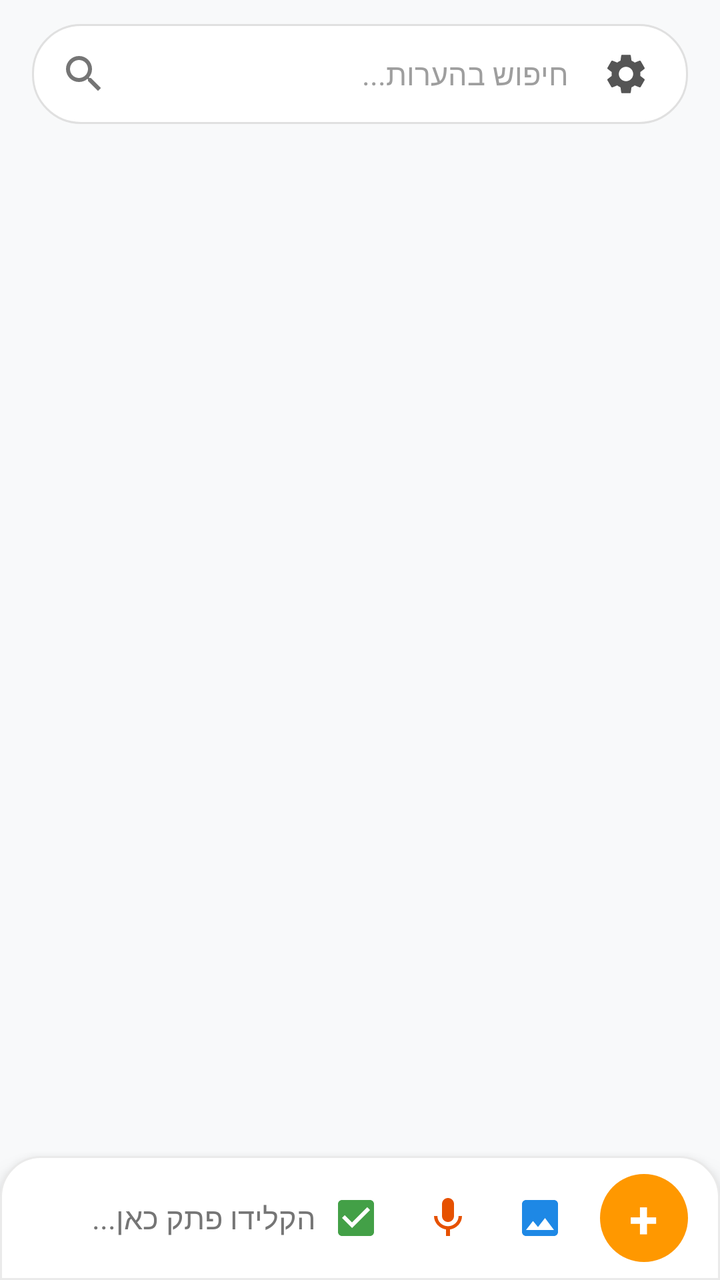
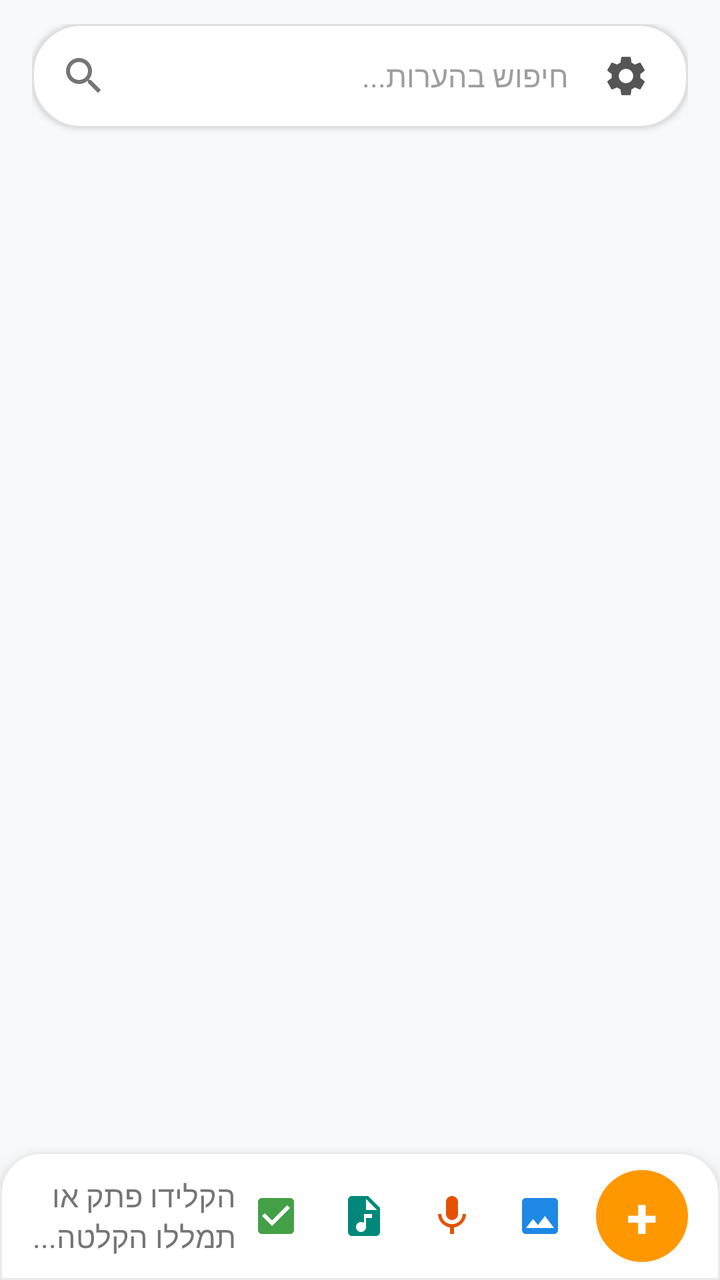

An Android layout rendered at two revisions. The XML below is the earlier revision; the diff shows what the commit changed to produce the second picture.
<!-- AndroidManifest.xml: application theme android:Theme.Material.Light.NoActionBar -->
<!-- res/layout/activity_main.xml -->
<RelativeLayout xmlns:android="http://schemas.android.com/apk/res/android"
    android:layout_width="match_parent"
    android:layout_height="match_parent"
    android:background="@color/bg_main">

    
    <LinearLayout
        android:id="@+id/header_container"
        android:layout_width="match_parent"
        android:layout_height="wrap_content"
        android:orientation="vertical"
        android:paddingStart="16dp"
        android:paddingTop="12dp"
        android:paddingEnd="16dp"
        android:paddingBottom="4dp">

        
        <LinearLayout
            android:layout_width="match_parent"
            android:layout_height="50dp"
            android:background="@drawable/bg_search"
            android:gravity="center_vertical"
            android:orientation="horizontal"
            android:paddingStart="14dp"
            android:paddingEnd="12dp">

            <ImageView
                android:layout_width="24dp"
                android:layout_height="24dp"
                android:contentDescription="@string/search_hint"
                android:src="@drawable/ic_search" />

            <EditText
                android:id="@+id/edit_search"
                android:layout_width="0dp"
                android:layout_height="match_parent"
                android:layout_weight="1"
                android:background="@null"
                android:hint="@string/search_hint"
                android:imeOptions="actionSearch"
                android:inputType="text"
                android:paddingStart="10dp"
                android:paddingEnd="10dp"
                android:textColor="#212121"
                android:textColorHint="#9E9E9E"
                android:textSize="15sp" />

            <ImageView
                android:id="@+id/btn_settings"
                android:layout_width="38dp"
                android:layout_height="38dp"
                android:background="?android:attr/selectableItemBackgroundBorderless"
                android:contentDescription="@string/settings"
                android:padding="7dp"
                android:src="@drawable/ic_settings" />
        </LinearLayout>

        
        <HorizontalScrollView
            android:layout_width="match_parent"
            android:layout_height="wrap_content"
            android:layout_marginTop="10dp"
            android:scrollbars="none">

            <LinearLayout
                android:id="@+id/folder_chips_container"
                android:layout_width="wrap_content"
                android:layout_height="wrap_content"
                android:orientation="horizontal"
                android:paddingBottom="4dp" />
        </HorizontalScrollView>
    </LinearLayout>

    
    <ScrollView
        android:id="@+id/scroll_notes"
        android:layout_width="match_parent"
        android:layout_height="match_parent"
        android:layout_above="@+id/bottom_action_bar"
        android:layout_below="@+id/header_container"
        android:clipToPadding="false"
        android:paddingStart="12dp"
        android:paddingTop="6dp"
        android:paddingEnd="12dp"
        android:paddingBottom="20dp">

        <LinearLayout
            android:layout_width="match_parent"
            android:layout_height="wrap_content"
            android:orientation="vertical">

            
            <TextView
                android:id="@+id/tv_pinned_header"
                android:layout_width="match_parent"
                android:layout_height="wrap_content"
                android:layout_marginStart="8dp"
                android:layout_marginTop="8dp"
                android:layout_marginBottom="6dp"
                android:text="@string/pinned_notes"
                android:textColor="@color/primary_dark"
                android:textSize="13sp"
                android:textStyle="bold"
                android:visibility="gone" />

            
            <LinearLayout
                android:id="@+id/pinned_notes_container"
                android:layout_width="match_parent"
                android:layout_height="wrap_content"
                android:orientation="vertical" />

            
            <TextView
                android:id="@+id/tv_other_header"
                android:layout_width="match_parent"
                android:layout_height="wrap_content"
                android:layout_marginStart="8dp"
                android:layout_marginTop="12dp"
                android:layout_marginBottom="6dp"
                android:text="@string/other_notes"
                android:textColor="#757575"
                android:textSize="13sp"
                android:textStyle="bold"
                android:visibility="gone" />

            
            <LinearLayout
                android:id="@+id/other_notes_container"
                android:layout_width="match_parent"
                android:layout_height="wrap_content"
                android:orientation="vertical" />

            
            <LinearLayout
                android:id="@+id/empty_state_view"
                android:layout_width="match_parent"
                android:layout_height="300dp"
                android:gravity="center"
                android:orientation="vertical"
                android:visibility="gone">

                <ImageView
                    android:layout_width="64dp"
                    android:layout_height="64dp"
                    android:alpha="0.4"
                    android:src="@drawable/ic_launcher" />

                <TextView
                    android:layout_width="wrap_content"
                    android:layout_height="wrap_content"
                    android:layout_marginTop="16dp"
                    android:text="@string/empty_notes_title"
                    android:textColor="#424242"
                    android:textSize="18sp"
                    android:textStyle="bold" />

                <TextView
                    android:layout_width="wrap_content"
                    android:layout_height="wrap_content"
                    android:layout_marginTop="6dp"
                    android:gravity="center"
                    android:paddingStart="32dp"
                    android:paddingEnd="32dp"
                    android:text="@string/empty_notes_subtitle"
                    android:textColor="#9E9E9E"
                    android:textSize="14sp" />
            </LinearLayout>

        </LinearLayout>
    </ScrollView>

    
    <LinearLayout
        android:id="@+id/bottom_action_bar"
        android:layout_width="match_parent"
        android:layout_height="62dp"
        android:layout_alignParentBottom="true"
        android:background="@drawable/bg_bottom_bar"
        android:elevation="8dp"
        android:gravity="center_vertical"
        android:orientation="horizontal"
        android:paddingStart="16dp"
        android:paddingEnd="16dp">

        <TextView
            android:id="@+id/btn_take_note_bar"
            android:layout_width="0dp"
            android:layout_height="match_parent"
            android:layout_weight="1"
            android:gravity="center_vertical"
            android:text="@string/note_body_hint"
            android:textColor="#757575"
            android:textSize="15sp" />

        <ImageView
            android:id="@+id/btn_quick_checklist"
            android:layout_width="40dp"
            android:layout_height="40dp"
            android:background="?android:attr/selectableItemBackgroundBorderless"
            android:contentDescription="@string/add_checklist"
            android:padding="8dp"
            android:src="@drawable/ic_check" />

        <ImageView
            android:id="@+id/btn_quick_mic"
            android:layout_width="40dp"
            android:layout_height="40dp"
            android:layout_marginStart="6dp"
            android:background="?android:attr/selectableItemBackgroundBorderless"
            android:contentDescription="@string/record_audio"
            android:padding="8dp"
            android:src="@drawable/ic_mic" />

        <ImageView
            android:id="@+id/btn_quick_image"
            android:layout_width="40dp"
            android:layout_height="40dp"
            android:layout_marginStart="6dp"
            android:background="?android:attr/selectableItemBackgroundBorderless"
            android:contentDescription="@string/add_image"
            android:padding="8dp"
            android:src="@drawable/ic_image" />

        
        <FrameLayout
            android:id="@+id/fab_new_note"
            android:layout_width="44dp"
            android:layout_height="44dp"
            android:layout_marginStart="10dp"
            android:background="@drawable/bg_fab">

            <TextView
                android:layout_width="wrap_content"
                android:layout_height="wrap_content"
                android:layout_gravity="center"
                android:text="+"
                android:textColor="#FFFFFF"
                android:textSize="26sp"
                android:textStyle="bold" />
        </FrameLayout>
    </LinearLayout>

</RelativeLayout>
<!-- resources referenced by this layout -->
<resources>
  <color name="bg_main">#F8F9FA</color>
  <color name="primary_dark">#F57C00</color>
  <!-- drawable bg_bottom_bar (drawable) -->
  <shape xmlns:android="http://schemas.android.com/apk/res/android"
      android:shape="rectangle">
      <solid android:color="#FFFFFF" />
      <corners
          android:topLeftRadius="20dp"
          android:topRightRadius="20dp" />
      <stroke android:width="1dp" android:color="#EAEAEA" />
  </shape>
  <!-- drawable bg_fab (drawable) -->
  <shape xmlns:android="http://schemas.android.com/apk/res/android"
      android:shape="oval">
      <solid android:color="#FF9800" />
  </shape>
  <!-- drawable bg_search (drawable) -->
  <shape xmlns:android="http://schemas.android.com/apk/res/android"
      android:shape="rectangle">
      <solid android:color="#FFFFFF" />
      <corners android:radius="24dp" />
      <stroke android:width="1dp" android:color="#E0E0E0" />
  </shape>
  <!-- drawable ic_launcher (drawable) -->
  <vector xmlns:android="http://schemas.android.com/apk/res/android"
      android:width="96dp"
      android:height="96dp"
      android:viewportWidth="96"
      android:viewportHeight="96">
      
      <path
          android:fillColor="#FFFB8C00"
          android:pathData="M16,0 L80,0 A16,16 0 0,1 96,16 L96,80 A16,16 0 0,1 80,96 L16,96 A16,16 0 0,1 0,80 L0,16 A16,16 0 0,1 16,0 Z" />
      
      <path
          android:fillColor="#FFFFFFFF"
          android:pathData="M26,20 L62,20 L74,32 L74,74 A4,4 0 0,1 70,78 L26,78 A4,4 0 0,1 22,74 L22,24 A4,4 0 0,1 26,20 Z" />
      
      <path
          android:fillColor="#FFE0E0E0"
          android:pathData="M62,20 L62,32 L74,32 Z" />
      
      <path
          android:fillColor="#FFFFB300"
          android:pathData="M30,38 L58,38 A2,2 0 0,1 58,42 L30,42 A2,2 0 0,1 30,38 Z" />
      <path
          android:fillColor="#FFFFB300"
          android:pathData="M30,48 L66,48 A2,2 0 0,1 66,52 L30,52 A2,2 0 0,1 30,48 Z" />
      <path
          android:fillColor="#FFFFB300"
          android:pathData="M30,58 L54,58 A2,2 0 0,1 54,62 L30,62 A2,2 0 0,1 30,58 Z" />
      
      <path
          android:fillColor="#FFE65100"
          android:pathData="M64,62 A4,4 0 1,1 64,70 A4,4 0 1,1 64,62 Z" />
  </vector>
  <string name="add_checklist">רשימת משימות</string>
  <string name="add_image">הוספת תמונה</string>
  <string name="empty_notes_subtitle">לחצו על + או על הכלים למטה להוספת פתק חדש</string>
  <string name="empty_notes_title">עדיין אין הערות</string>
  <string name="note_body_hint">הקלידו פתק כאן...</string>
  <string name="other_notes">שאר ההערות</string>
  <string name="pinned_notes">הערות מוצמדות</string>
  <string name="record_audio">הקלטה קולית</string>
  <string name="search_hint">חיפוש בהערות...</string>
  <string name="settings">הגדרות</string>
  <!-- unchanged entries left out for length: 5 -->
</resources>

<!-- the commit's change to res/layout/activity_main.xml (unified diff, before → after) -->
@@ -17,8 +17,9 @@
         
         <LinearLayout
             android:layout_width="match_parent"
-            android:layout_height="50dp"
+            android:layout_height="52dp"
             android:background="@drawable/bg_search"
+            android:elevation="2dp"
             android:gravity="center_vertical"
             android:orientation="horizontal"
             android:paddingStart="14dp"
@@ -135,15 +136,15 @@
             <LinearLayout
                 android:id="@+id/empty_state_view"
                 android:layout_width="match_parent"
-                android:layout_height="300dp"
+                android:layout_height="320dp"
                 android:gravity="center"
                 android:orientation="vertical"
                 android:visibility="gone">
 
                 <ImageView
-                    android:layout_width="64dp"
-                    android:layout_height="64dp"
-                    android:alpha="0.4"
+                    android:layout_width="72dp"
+                    android:layout_height="72dp"
+                    android:alpha="0.8"
                     android:src="@drawable/ic_launcher" />
 
                 <TextView
@@ -151,7 +152,7 @@
                     android:layout_height="wrap_content"
                     android:layout_marginTop="16dp"
                     android:text="@string/empty_notes_title"
-                    android:textColor="#424242"
+                    android:textColor="#333333"
                     android:textSize="18sp"
                     android:textStyle="bold" />
 
@@ -160,10 +161,10 @@
                     android:layout_height="wrap_content"
                     android:layout_marginTop="6dp"
                     android:gravity="center"
-                    android:paddingStart="32dp"
-                    android:paddingEnd="32dp"
+                    android:paddingStart="36dp"
+                    android:paddingEnd="36dp"
                     android:text="@string/empty_notes_subtitle"
-                    android:textColor="#9E9E9E"
+                    android:textColor="#757575"
                     android:textSize="14sp" />
             </LinearLayout>
 
@@ -174,10 +175,10 @@
     <LinearLayout
         android:id="@+id/bottom_action_bar"
         android:layout_width="match_parent"
-        android:layout_height="62dp"
+        android:layout_height="64dp"
         android:layout_alignParentBottom="true"
         android:background="@drawable/bg_bottom_bar"
-        android:elevation="8dp"
+        android:elevation="10dp"
         android:gravity="center_vertical"
         android:orientation="horizontal"
         android:paddingStart="16dp"
@@ -203,10 +204,20 @@
             android:src="@drawable/ic_check" />
 
         <ImageView
+            android:id="@+id/btn_quick_audio_file"
+            android:layout_width="40dp"
+            android:layout_height="40dp"
+            android:layout_marginStart="4dp"
+            android:background="?android:attr/selectableItemBackgroundBorderless"
+            android:contentDescription="@string/attach_audio"
+            android:padding="8dp"
+            android:src="@drawable/ic_audio_file" />
+
+        <ImageView
             android:id="@+id/btn_quick_mic"
             android:layout_width="40dp"
             android:layout_height="40dp"
-            android:layout_marginStart="6dp"
+            android:layout_marginStart="4dp"
             android:background="?android:attr/selectableItemBackgroundBorderless"
             android:contentDescription="@string/record_audio"
             android:padding="8dp"
@@ -216,7 +227,7 @@
             android:id="@+id/btn_quick_image"
             android:layout_width="40dp"
             android:layout_height="40dp"
-            android:layout_marginStart="6dp"
+            android:layout_marginStart="4dp"
             android:background="?android:attr/selectableItemBackgroundBorderless"
             android:contentDescription="@string/add_image"
             android:padding="8dp"
@@ -225,9 +236,9 @@
         
         <FrameLayout
             android:id="@+id/fab_new_note"
-            android:layout_width="44dp"
-            android:layout_height="44dp"
-            android:layout_marginStart="10dp"
+            android:layout_width="46dp"
+            android:layout_height="46dp"
+            android:layout_marginStart="8dp"
             android:background="@drawable/bg_fab">
 
             <TextView
@@ -236,7 +247,7 @@
                 android:layout_gravity="center"
                 android:text="+"
                 android:textColor="#FFFFFF"
-                android:textSize="26sp"
+                android:textSize="28sp"
                 android:textStyle="bold" />
         </FrameLayout>
     </LinearLayout>
<!-- resource entries referenced after the edit -->
@@ -23,6 +23,16 @@
       <corners android:radius="24dp" />
       <stroke android:width="1dp" android:color="#E0E0E0" />
   </shape>
+  <!-- drawable ic_audio_file (drawable) -->
+  <vector xmlns:android="http://schemas.android.com/apk/res/android"
+      android:width="24dp"
+      android:height="24dp"
+      android:viewportWidth="24"
+      android:viewportHeight="24">
+      <path
+          android:fillColor="#00897B"
+          android:pathData="M14,2H6c-1.1,0 -2,0.9 -2,2v16c0,1.1 0.9,2 2,2h12c1.1,0 2,-0.9 2,-2V8l-6,-6zm2,11h-3v4.5c0,1.38 -1.12,2.5 -2.5,2.5S8,18.88 8,17.5 9.12,15 10.5,15c0.57,0 1.08,0.19 1.5,0.51V11h4v2zm-3,-7V3.5L18.5,9H13z"/>
+  </vector>
   <!-- drawable ic_launcher (drawable) -->
   <vector xmlns:android="http://schemas.android.com/apk/res/android"
       android:width="96dp"
@@ -32,38 +42,50 @@
       
       <path
           android:fillColor="#FFFB8C00"
-          android:pathData="M16,0 L80,0 A16,16 0 0,1 96,16 L96,80 A16,16 0 0,1 80,96 L16,96 A16,16 0 0,1 0,80 L0,16 A16,16 0 0,1 16,0 Z" />
+          android:pathData="M18,0 L78,0 A18,18 0 0,1 96,18 L96,78 A18,18 0 0,1 78,96 L18,96 A18,18 0 0,1 0,78 L0,18 A18,18 0 0,1 18,0 Z" />
+      
+      <path
+          android:fillColor="#FFE65100"
+          android:pathData="M24,18 L64,18 L76,30 L76,78 A6,6 0 0,1 70,84 L26,84 A6,6 0 0,1 20,78 L20,22 A4,4 0 0,1 24,18 Z" />
       
       <path
           android:fillColor="#FFFFFFFF"
-          android:pathData="M26,20 L62,20 L74,32 L74,74 A4,4 0 0,1 70,78 L26,78 A4,4 0 0,1 22,74 L22,24 A4,4 0 0,1 26,20 Z" />
+          android:pathData="M26,18 L64,18 L74,28 L74,76 A5,5 0 0,1 69,81 L25,81 A5,5 0 0,1 20,76 L20,24 A6,6 0 0,1 26,18 Z" />
       
       <path
-          android:fillColor="#FFE0E0E0"
-          android:pathData="M62,20 L62,32 L74,32 Z" />
+          android:fillColor="#FFE0B2"
+          android:pathData="M64,18 L64,28 L74,28 Z" />
       
       <path
-          android:fillColor="#FFFFB300"
-          android:pathData="M30,38 L58,38 A2,2 0 0,1 58,42 L30,42 A2,2 0 0,1 30,38 Z" />
+          android:fillColor="#FFA726"
+          android:pathData="M28,34 L56,34 A2,2 0 0,1 56,38 L28,38 A2,2 0 0,1 28,34 Z" />
       <path
-          android:fillColor="#FFFFB300"
-          android:pathData="M30,48 L66,48 A2,2 0 0,1 66,52 L30,52 A2,2 0 0,1 30,48 Z" />
+          android:fillColor="#FFB74D"
+          android:pathData="M28,44 L66,44 A2,2 0 0,1 66,48 L28,48 A2,2 0 0,1 28,44 Z" />
       <path
-          android:fillColor="#FFFFB300"
-          android:pathData="M30,58 L54,58 A2,2 0 0,1 54,62 L30,62 A2,2 0 0,1 30,58 Z" />
+          android:fillColor="#FFB74D"
+          android:pathData="M28,54 L52,54 A2,2 0 0,1 52,58 L28,58 A2,2 0 0,1 28,54 Z" />
       
       <path
-          android:fillColor="#FFE65100"
-          android:pathData="M64,62 A4,4 0 1,1 64,70 A4,4 0 1,1 64,62 Z" />
+          android:fillColor="#FF2E7D32"
+          android:pathData="M56,66 A12,12 0 1,1 80,66 A12,12 0 1,1 56,66 Z" />
+      
+      <path
+          android:fillColor="#FFFFFFFF"
+          android:pathData="M68,60 A2,2 0 0,0 66,62 L66,66 A2,2 0 0,0 70,66 L70,62 A2,2 0 0,0 68,60 Z" />
+      <path
+          android:fillColor="#FFFFFFFF"
+          android:pathData="M64.5,64.5 L64.5,66 A3.5,3.5 0 0,0 71.5,66 L71.5,64.5 L72.5,64.5 L72.5,66 A4.5,4.5 0 0,1 68.5,70.4 L68.5,72 L67.5,72 L67.5,70.4 A4.5,4.5 0 0,1 63.5,66 L63.5,64.5 Z" />
   </vector>
   <string name="add_checklist">רשימת משימות</string>
   <string name="add_image">הוספת תמונה</string>
-  <string name="empty_notes_subtitle">לחצו על + או על הכלים למטה להוספת פתק חדש</string>
+  <string name="attach_audio">הוספת קובץ שמע</string>
+  <string name="empty_notes_subtitle">לחצו על + או על כפתור המיקרופון לתמלול קולי מדויק</string>
   <string name="empty_notes_title">עדיין אין הערות</string>
-  <string name="note_body_hint">הקלידו פתק כאן...</string>
+  <string name="note_body_hint">הקלידו פתק או תמללו הקלטה...</string>
   <string name="other_notes">שאר ההערות</string>
   <string name="pinned_notes">הערות מוצמדות</string>
-  <string name="record_audio">הקלטה קולית</string>
+  <string name="record_audio">תמלול והקלטה קולית</string>
   <string name="search_hint">חיפוש בהערות...</string>
   <string name="settings">הגדרות</string>
   <!-- unchanged entries left out for length: 5 -->
